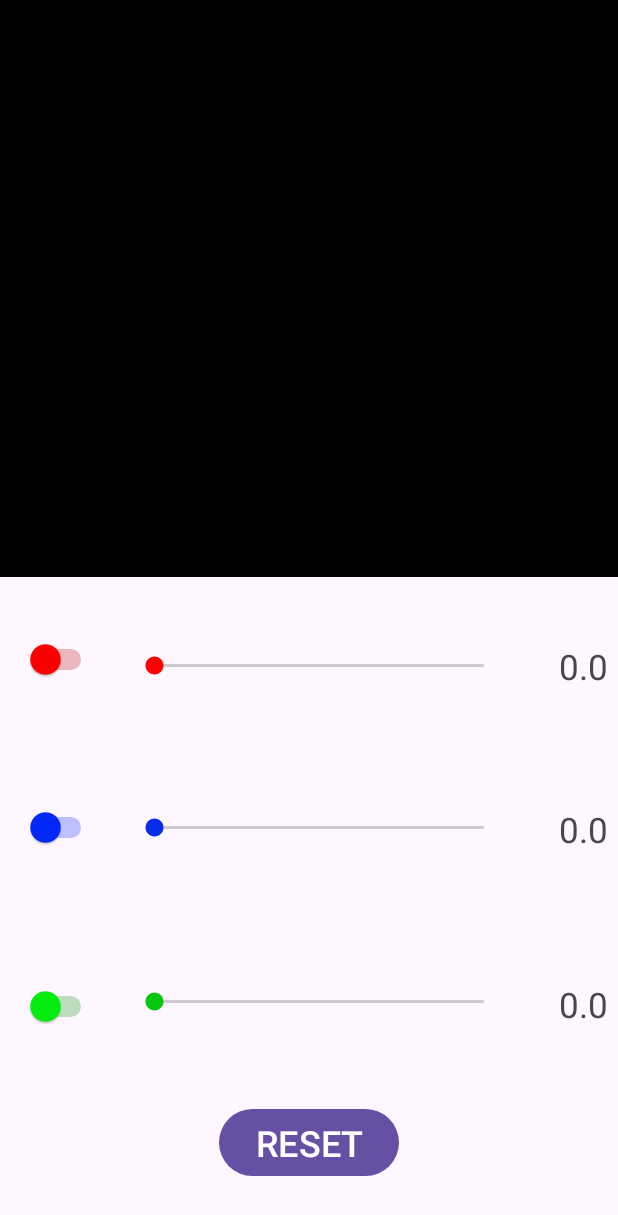
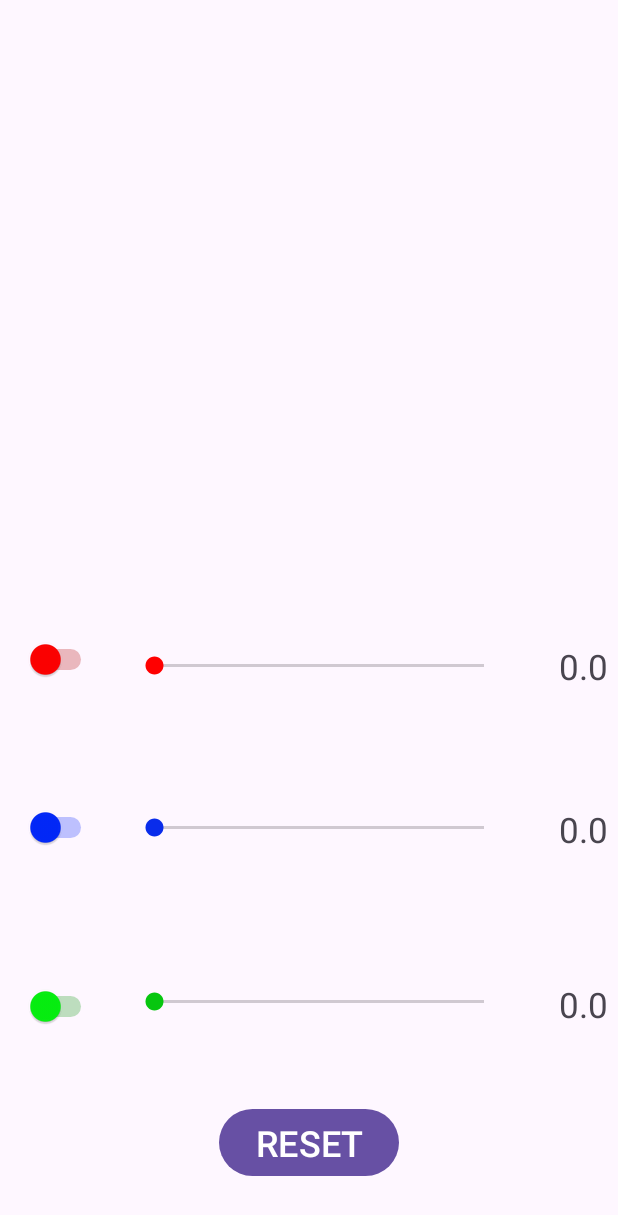
Before and after one commit to cesar-gz/Android-Mobile-Apps, an Android app: the screen it shows after launch (MainActivity), after a tap on "RESET", on a phone screen of 412 x 824 dp. Shown: the top 1215 px of the screen. Run offline under Robolectric (Android 15) with nearby library versions, the phone set to English and light mode, and no system bars.

Commit message:
finished File Storage and fixed data store component

```diff
--- a/color_picker_app/app/build.gradle.kts
+++ b/color_picker_app/app/build.gradle.kts
@@ -9,7 +9,7 @@ android {
 
     defaultConfig {
         applicationId = "com.example.color_picker_app"
-        minSdk = 24
+        minSdk = 23
         targetSdk = 33
         versionCode = 1
         versionName = "1.0"
--- a/color_picker_app/app/src/main/AndroidManifest.xml
+++ b/color_picker_app/app/src/main/AndroidManifest.xml
@@ -1,6 +1,7 @@
 <?xml version="1.0" encoding="utf-8"?>
 <manifest xmlns:android="http://schemas.android.com/apk/res/android"
     xmlns:tools="http://schemas.android.com/tools">
+    <uses-permission android:name="android.permission.READ_EXTERNAL_STORAGE"/>
 
     <application
         android:allowBackup="true"
@@ -11,7 +12,10 @@
         android:roundIcon="@mipmap/ic_launcher_round"
         android:supportsRtl="true"
         android:theme="@style/Theme.color_picker_app"
-        tools:targetApi="31">
+        tools:targetApi="31"
+
+        android:requestLegacyExternalStorage="true"
+        >
         <activity
             android:name=".MainActivity"
             android:exported="true">
--- /dev/null
+++ b/color_picker_app/app/src/main/java/com/example/color_picker_app/FileStorageModel.kt
@@ -0,0 +1,89 @@
+package com.example.color_picker_app
+
+import android.content.Context
+import java.io.File
+
+const val TEXT_FILE_NAME1 = "saveProgressBarInput10.txt"
+const val TEXT_FILE_NAME2 = "saveProgressBarInput11.txt"
+const val TEXT_FILE_NAME3 = "saveProgressBarInput12.txt"
+const val TEXT_FILE_NAME4 = "saveProgressBarInput13.txt"
+
+class FileStorageModel(_context: Context) {
+    private var context = _context
+
+    private fun makeRedFile(): File {
+        return File(this.context.filesDir, TEXT_FILE_NAME1)
+    }
+
+    private fun makeBlueFile(): File {
+        return File(this.context.filesDir, TEXT_FILE_NAME2)
+    }
+
+    private fun makeGreenFile(): File {
+        return File(this.context.filesDir, TEXT_FILE_NAME3)
+    }
+
+    private fun makeCombinedColorFile(): File {
+        return File(this.context.filesDir, TEXT_FILE_NAME4)
+    }
+
+    fun saveRedTextInFile(s: String){
+        val file = makeRedFile()
+        file.delete()
+        file.writeText(s)
+    }
+
+    fun saveBlueTextInFile(s: String){
+        val file = makeBlueFile()
+        file.delete()
+        file.writeText(s)
+    }
+
+    fun saveGreenTextInFile(s: String){
+        val file = makeGreenFile()
+        file.delete()
+        file.writeText(s)
+    }
+
+    fun saveCombinedColorFile(s: String){
+        val file = makeCombinedColorFile()
+        file.delete()
+        file.writeText(s)
+    }
+
+    fun loadRedTextFromFile() : String{
+        val file = makeRedFile()
+        return if (file.exists()) {
+            file.readText()
+        } else{
+            "0"
+        }
+    }
+
+    fun loadBlueTextFromFile() : String{
+        val file = makeBlueFile()
+        return if (file.exists()) {
+            file.readText()
+        } else{
+            "0"
+        }
+    }
+
+    fun loadGreenTextFromFile() : String{
+        val file = makeGreenFile()
+        return if (file.exists()) {
+            file.readText()
+        } else{
+            "0"
+        }
+    }
+
+    fun loadCombinedColorFromFile() : String{
+        val file = makeCombinedColorFile()
+        return if (file.exists()) {
+            file.readText()
+        } else{
+            "0"
+        }
+    }
+}
--- a/color_picker_app/app/src/main/java/com/example/color_picker_app/MainActivity.kt
+++ b/color_picker_app/app/src/main/java/com/example/color_picker_app/MainActivity.kt
@@ -1,5 +1,6 @@
 package com.example.color_picker_app
 
+import android.Manifest
 import android.annotation.SuppressLint
 import android.graphics.Color
 import androidx.appcompat.app.AppCompatActivity
@@ -10,6 +11,7 @@ import android.widget.Button
 import android.widget.SeekBar
 import android.widget.Switch
 import android.widget.TextView
+import androidx.core.app.ActivityCompat
 import androidx.lifecycle.ViewModelProvider
 
 private const val TAG = "MainActivity"
@@ -39,25 +41,31 @@ class MainActivity : AppCompatActivity() {
         ViewModelProvider(this)[SeekBarViewModel::class.java]
     }
 
+    private var fileStorageModel = FileStorageModel(this)
+
     override fun onCreate(savedInstanceState: Bundle?){
         Log.d(TAG, "OnCreate() called.")
 
         super.onCreate(savedInstanceState)
         setContentView(R.layout.activity_main)
 
+        this.seekBarViewModel.loadInputs()
         connectViews()
         setUpCallbacks()
 
+        ActivityCompat.requestPermissions(
+            this,
+            arrayOf(
+                Manifest.permission.READ_EXTERNAL_STORAGE
+            ),
+            0
+        )
+
         if (savedInstanceState != null) {
-            val savedColor = savedInstanceState.getInt("currentColor", Color.BLACK)
+            val savedColor = savedInstanceState.getInt("CombinedColor", Color.BLACK)
             colorScreen.setBackgroundColor(savedColor)
             seekBarViewModel.setCurrentColor(savedColor)
         }
-
-        this.seekBarViewModel.loadInputs()
-        redSeekBar.progress = seekBarViewModel.getRedProgress().toInt()
-        blueSeekBar.progress = seekBarViewModel.getBlueProgress().toInt()
-        greenSeekBar.progress = seekBarViewModel.getGreenProgress().toInt()
 
         Log.d(TAG, "OnCreate() finished.")
     }
@@ -67,24 +75,35 @@ class MainActivity : AppCompatActivity() {
 
         redSeekBar = findViewById(R.id.red_seek_bar)
         redSeekBar.max = 1000
-        redSeekBar.progress = 0
+        //redSeekBar.progress = 0
+        redSeekBar.progress = (fileStorageModel.loadRedTextFromFile()).toInt()
         redTextView = findViewById(R.id.red_value)
+        redTextView.text = ( (fileStorageModel.loadRedTextFromFile()).toDouble() /1000 ).toString()
         redSwitch = findViewById(R.id.red_switch)
+        if (redSeekBar.progress != 0){ redSwitch.isChecked = true }
 
         blueSeekBar = findViewById(R.id.blue_seek_bar)
         blueSeekBar.max = 1000
-        blueSeekBar.progress = 0
+        //blueSeekBar.progress = 0
+        blueSeekBar.progress = (fileStorageModel.loadBlueTextFromFile()).toInt()
         blueTextView = findViewById(R.id.blue_value)
+        blueTextView.text = ( (fileStorageModel.loadBlueTextFromFile()).toDouble() /1000 ).toString()
         blueSwitch = findViewById(R.id.blue_switch)
+        if (blueSeekBar.progress != 0){ blueSwitch.isChecked = true }
 
         greenSeekBar = findViewById(R.id.green_seek_bar)
         greenSeekBar.max = 1000
-        greenSeekBar.progress = 0
+        //greenSeekBar.progress = 0
+        greenSeekBar.progress = (fileStorageModel.loadGreenTextFromFile()).toInt()
         greenTextView = findViewById(R.id.green_value)
+        greenTextView.text = ( (fileStorageModel.loadGreenTextFromFile()).toDouble() /1000 ).toString()
         greenSwitch = findViewById(R.id.green_switch)
+        if (greenSeekBar.progress != 0){ greenSwitch.isChecked = true }
 
         resetBtn = findViewById(R.id.reset_button)
+
         colorScreen = findViewById(R.id.colorView)
+        colorScreen.setBackgroundColor(fileStorageModel.loadCombinedColorFromFile().toInt())
 
         Log.d(TAG, "connectViews() finished.")
     }
@@ -98,7 +117,9 @@ class MainActivity : AppCompatActivity() {
                     val newProgress = progress / 1000.0
                     redTextView.text = "$newProgress"
                     seekBarViewModel.setTextViewRedProgress(newProgress)
+                    fileStorageModel.saveRedTextInFile(((newProgress*1000).toInt()).toString())
                     colorScreen.setBackgroundColor(seekBarViewModel.updateColorView())
+                    fileStorageModel.saveCombinedColorFile(seekBarViewModel.getCurrentColor().toString())
                 } else{
                     redSwitch.isChecked = true
                 }
@@ -125,7 +146,9 @@ class MainActivity : AppCompatActivity() {
                     val newProgress = progress / 1000.0
                     blueTextView.text = "$newProgress"
                     seekBarViewModel.setTextViewBlueProgress(newProgress)
+                    fileStorageModel.saveBlueTextInFile(((newProgress*1000).toInt()).toString())
                     colorScreen.setBackgroundColor(seekBarViewModel.updateColorView())
+                    fileStorageModel.saveCombinedColorFile(seekBarViewModel.getCurrentColor().toString())
                 } else{
                     blueSwitch.isChecked = true
                 }
@@ -152,8 +175,9 @@ class MainActivity : AppCompatActivity() {
                     val newProgress = progress / 1000.0
                     greenTextView.text = "$newProgress"
                     seekBarViewModel.setTextViewGreenProgress(newProgress)
+                    fileStorageModel.saveGreenTextInFile(((newProgress*1000).toInt()).toString())
                     colorScreen.setBackgroundColor(seekBarViewModel.updateColorView())
-
+                    fileStorageModel.saveCombinedColorFile(seekBarViewModel.getCurrentColor().toString())
                 } else{
                     greenSwitch.isChecked = true
                 }
@@ -203,14 +227,11 @@ class MainActivity : AppCompatActivity() {
         Log.i(TAG, "onSaveInstanceState() called")
 
         super.onSaveInstanceState(savedInstanceState)
-        savedInstanceState.putDouble("redProgress", this.seekBarViewModel.getRedProgress())
-        savedInstanceState.putDouble("blueProgress", this.seekBarViewModel.getBlueProgress())
-        savedInstanceState.putDouble("greenProgress", this.seekBarViewModel.getGreenProgress())
-        savedInstanceState.putInt("currentColor", this.seekBarViewModel.getCurrentColor())
 
         savedInstanceState.putDouble("RedProgressBar", this.seekBarViewModel.getRedProgress())
         savedInstanceState.putDouble("BlueProgressBar", this.seekBarViewModel.getBlueProgress())
         savedInstanceState.putDouble("GreenProgressBar", this.seekBarViewModel.getGreenProgress())
+        savedInstanceState.putInt("CombinedColor", this.seekBarViewModel.getCurrentColor())
         Log.i(TAG, "Seek Bar Values Saved")
 
         Log.i(TAG, "onSaveInstanceState() finished")
--- a/color_picker_app/app/src/main/java/com/example/color_picker_app/MyDataStore.kt
+++ b/color_picker_app/app/src/main/java/com/example/color_picker_app/MyDataStore.kt
@@ -4,11 +4,13 @@ import androidx.datastore.core.DataStore
 import androidx.datastore.preferences.core.Preferences
 
 import android.content.Context
+import android.graphics.Color
 import android.util.Log
 import androidx.datastore.preferences.core.PreferenceDataStoreFactory
 import androidx.datastore.preferences.core.booleanPreferencesKey
 import androidx.datastore.preferences.core.doublePreferencesKey
 import androidx.datastore.preferences.core.edit
+import androidx.datastore.preferences.core.intPreferencesKey
 import androidx.datastore.preferences.preferencesDataStoreFile
 import kotlinx.coroutines.flow.Flow
 import kotlinx.coroutines.flow.distinctUntilChanged
@@ -20,6 +22,7 @@ class MyDataStore private constructor(private val dataStore: DataStore<Preferenc
     private val redSeekBarProgress = doublePreferencesKey("redSBP")
     private val blueSeekBarProgress = doublePreferencesKey("blueSBP")
     private val greenSeekBarProgress = doublePreferencesKey("greenSBP")
+    private val combinedColor = intPreferencesKey("combinedScreenColor")
 
     val redSBP: Flow<Double> = this.dataStore.data.map { prefs ->
         prefs[redSeekBarProgress] ?: 0.000
@@ -33,7 +36,17 @@ class MyDataStore private constructor(private val dataStore: DataStore<Preferenc
         prefs[greenSeekBarProgress] ?: 0.000
     }
 
+    val combinedScreenColor: Flow<Int> = this.dataStore.data.map { prefs ->
+        prefs[combinedColor] ?: Color.BLACK
+    }
+
     private suspend fun saveDoubleValueOfSB(key: Preferences.Key<Double>, value: Double){
+        this.dataStore.edit { preferences ->
+            preferences[key] = value
+        }
+    }
+
+    private suspend fun saveIntValue(key: Preferences.Key<Int>, value: Int){
         this.dataStore.edit { preferences ->
             preferences[key] = value
         }
@@ -49,6 +62,10 @@ class MyDataStore private constructor(private val dataStore: DataStore<Preferenc
 
     suspend fun saveInputOfGreenSB(value: Double){
         saveDoubleValueOfSB(greenSeekBarProgress, value)
+    }
+
+    suspend fun saveInputOfCombinedColor(value: Int){
+        saveIntValue(combinedColor, value)
     }
 
     companion object{
--- a/color_picker_app/app/src/main/java/com/example/color_picker_app/SeekBarViewModel.kt
+++ b/color_picker_app/app/src/main/java/com/example/color_picker_app/SeekBarViewModel.kt
@@ -21,21 +21,28 @@ class SeekBarViewModel : ViewModel() {
     private fun saveRedSeekBarInput(d : Double) {
         viewModelScope.launch {
             prefs.saveInputOfRedSB(d)
-            Log.v(VIEW_MODEL_TAG, "Done saving input #$d")
+            Log.v(VIEW_MODEL_TAG, "Done saving Red input:$d")
         }
     }
 
     private fun saveBlueSeekBarInput(d : Double) {
         viewModelScope.launch {
             prefs.saveInputOfBlueSB(d)
-            Log.v(VIEW_MODEL_TAG, "Done saving input #$d")
+            Log.v(VIEW_MODEL_TAG, "Done saving Blue input:$d")
         }
     }
 
     private fun saveGreenSeekBarInput(d : Double) {
         viewModelScope.launch {
             prefs.saveInputOfGreenSB(d)
-            Log.v(VIEW_MODEL_TAG, "Done saving input #$d")
+            Log.v(VIEW_MODEL_TAG, "Done saving Green input:$d")
+        }
+    }
+
+    private fun saveCombinedColorInput(i : Int) {
+        viewModelScope.launch {
+            prefs.saveInputOfCombinedColor(i)
+            Log.v(VIEW_MODEL_TAG, "Done saving Combined Color input:$i")
         }
     }
 
@@ -43,19 +50,25 @@ class SeekBarViewModel : ViewModel() {
         GlobalScope.launch {
             prefs.redSBP.collectLatest {
                 redProgress = it
-                Log.d(VIEW_MODEL_TAG, "Loaded input $redProgress")
+                Log.d(VIEW_MODEL_TAG, "Loaded Red input:$redProgress")
             }
         }
         GlobalScope.launch {
             prefs.blueSBP.collectLatest {
                 blueProgress = it
-                Log.d(VIEW_MODEL_TAG, "Loaded input $blueProgress")
+                Log.d(VIEW_MODEL_TAG, "Loaded Blue input:$blueProgress")
             }
         }
         GlobalScope.launch {
             prefs.greenSBP.collectLatest {
                 greenProgress = it
-                Log.d(VIEW_MODEL_TAG, "Loaded input $greenProgress")
+                Log.d(VIEW_MODEL_TAG, "Loaded Green input:$greenProgress")
+            }
+        }
+        GlobalScope.launch {
+            prefs.combinedScreenColor.collectLatest {
+                currentColor = it
+                Log.d(VIEW_MODEL_TAG, "Loaded Combined Color input:$currentColor")
             }
         }
     }
@@ -92,6 +105,7 @@ class SeekBarViewModel : ViewModel() {
         val blue = (blueProgress * 255).toInt()
         val green = (greenProgress * 255).toInt()
         currentColor = Color.rgb(red,green,blue)
+        setCurrentColor(currentColor)
         return currentColor
     }
 
@@ -101,6 +115,7 @@ class SeekBarViewModel : ViewModel() {
 
     fun setCurrentColor(savedColor : Int){
         currentColor = savedColor
+        saveCombinedColorInput(savedColor)
     }
 
 }
```
